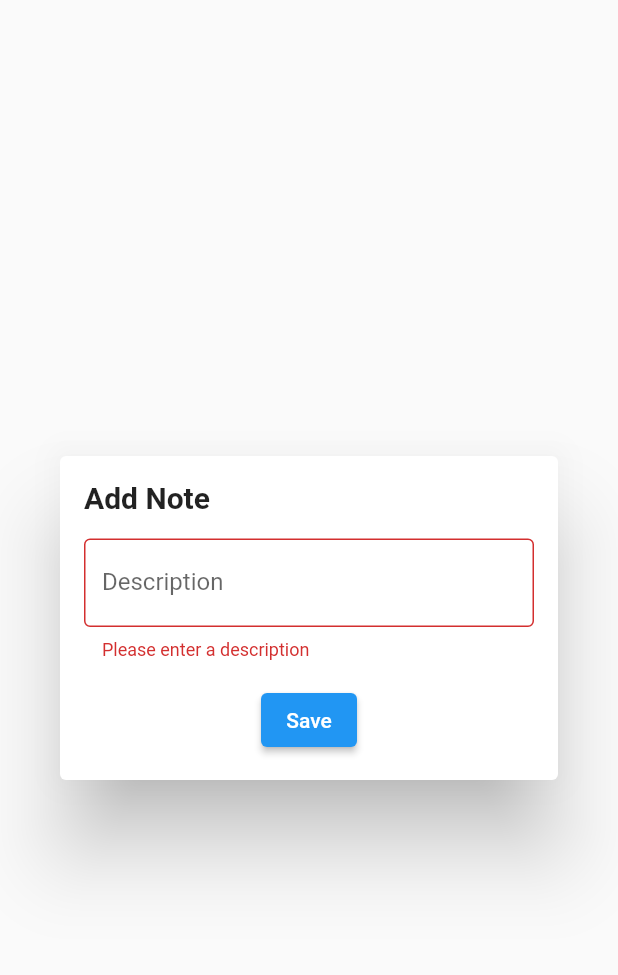
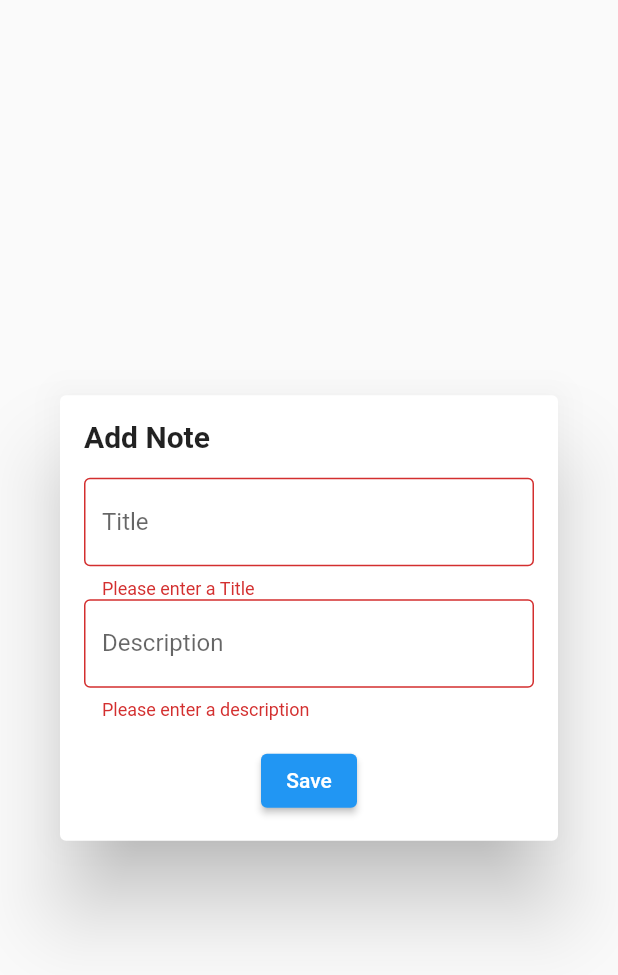
Before and after one commit to kavindushehan/CTSE, a Flutter app: the AddNoteModel widget shown alone on an empty page, opened directly with empty values, after a tap on "Save", on a phone screen of 412 x 824 dp. Shown: the top 975 px of the screen. Run offline on Flutter 3.47's test engine with Material 2 defaults, Android fonts, the light colour scheme and no system bars; our stand-ins replace cloud_firestore, firebase_auth, firebase_core, firebase_storage, flutter_slidable, fluttertoast and 3 more; accounts and stored records are empty.

Commit message:
add note update

```diff
--- a/lib/screens/note/add_note.dart
+++ b/lib/screens/note/add_note.dart
@@ -14,8 +14,9 @@ class AddNoteModel extends StatefulWidget {
 
 class _AddNoteModalState extends State<AddNoteModel> {
   final _formKey = GlobalKey<FormState>();
+  final _noteTitleController = TextEditingController();
   final _noteDescriptionController = TextEditingController();
-  //final _amountController = TextEditingController();
+  final _noteTypeController = TextEditingController();
   double _noteDescription = 0;
 
   void _incrementAmount() {
@@ -65,6 +66,19 @@ class _AddNoteModalState extends State<AddNoteModel> {
                 mainAxisSize: MainAxisSize.min,
                 children: [
                   TextFormField(
+                    controller: _noteTitleController,
+                    decoration: InputDecoration(
+                      labelText: 'Title',
+                      border: OutlineInputBorder(),
+                    ),
+                    validator: (value) {
+                      if (value == null || value.isEmpty) {
+                        return 'Please enter a Title';
+                      }
+                      return null;
+                    },
+                  ),
+                  TextFormField(
                     controller: _noteDescriptionController,
                     decoration: InputDecoration(
                       labelText: 'Description',
@@ -77,51 +91,21 @@ class _AddNoteModalState extends State<AddNoteModel> {
                       return null;
                     },
                   ),
-                  // SizedBox(height: 16.0),
-                  // Row(
-                  //   children: [
-                  //     IconButton(
-                  //       onPressed: _decrementAmount,
-                  //       icon: Icon(Icons.remove),
-                  //     ),
-                  //     Expanded(
-                  //       child: TextFormField(
-                  //         controller: _amountController,
-                  //         keyboardType: TextInputType.number,
-                  //         decoration: InputDecoration(
-                  //           labelText: 'Amount',
-                  //           border: OutlineInputBorder(),
-                  //         ),
-                  //         validator: (value) {
-                  //           if (value == null || value.isEmpty) {
-                  //             return 'Please enter an amount';
-                  //           }
-                  //           return null;
-                  //         },
-                  //         onChanged: (value) {
-                  //           setState(() {
-                  //             _amount = double.parse(value);
-                  //           });
-                  //         },
-                  //       ),
-                  //     ),
-                  //     IconButton(
-                  //       onPressed: _incrementAmount,
-                  //       icon: Icon(Icons.add),
-                  //     ),
-                  //   ],
-                  // ),
                   SizedBox(height: 16.0),
                   Center(
                     child: ElevatedButton(
                       onPressed: () async {
                         if (_formKey.currentState!.validate()) {
                           String noteId = Uuid().v4();
+                          String noteTitle = _noteTitleController.text.trim();
                           String noteDescription = _noteDescriptionController.text.trim();
+                          //String noteDescription = _noteDescriptionController.text.trim();
                           //String amount = _amountController.text.trim();
                           Notes note = Notes(
                             noteId: noteId,
+                            noteTitle: noteTitle,
                             noteDescription: noteDescription,
+
                             //amount: amount,
                           );
                           await widget.onNoteAdded(note);
```
